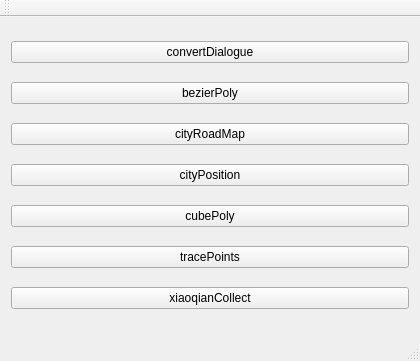
The window that QGcldTools/mainwindow.ui (luxiaodong/Qt) describes before a commit, drawn with Qt 5.
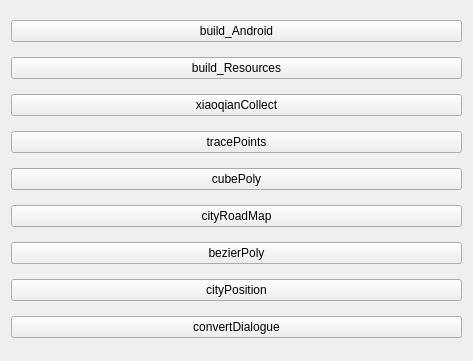
The same window after the commit.

Commit message: add build res and android interface

```diff
--- a/QGcldTools/mainwindow.ui
+++ b/QGcldTools/mainwindow.ui
@@ -6,7 +6,7 @@
    <rect>
     <x>0</x>
     <y>0</y>
-    <width>420</width>
+    <width>473</width>
     <height>361</height>
    </rect>
   </property>
@@ -15,20 +15,6 @@
   </property>
   <widget class="QWidget" name="centralWidget">
    <layout class="QGridLayout" name="gridLayout">
-    <item row="5" column="0">
-     <widget class="QPushButton" name="tracePoints">
-      <property name="text">
-       <string>tracePoints</string>
-      </property>
-     </widget>
-    </item>
-    <item row="3" column="0">
-     <widget class="QPushButton" name="cityPosition">
-      <property name="text">
-       <string>cityPosition</string>
-      </property>
-     </widget>
-    </item>
     <item row="4" column="0">
      <widget class="QPushButton" name="cubePoly">
       <property name="text">
@@ -37,54 +23,63 @@
      </widget>
     </item>
     <item row="2" column="0">
-     <widget class="QPushButton" name="cityRoadMap">
+     <widget class="QPushButton" name="xiaoqianCollect">
       <property name="text">
-       <string>cityRoadMap</string>
+       <string>xiaoqianCollect</string>
       </property>
      </widget>
     </item>
-    <item row="1" column="0">
+    <item row="6" column="0">
      <widget class="QPushButton" name="bezierPoly">
       <property name="text">
        <string>bezierPoly</string>
       </property>
      </widget>
     </item>
-    <item row="0" column="0">
+    <item row="8" column="0">
+     <widget class="QPushButton" name="cityPosition">
+      <property name="text">
+       <string>cityPosition</string>
+      </property>
+     </widget>
+    </item>
+    <item row="11" column="0">
      <widget class="QPushButton" name="convertDialogue">
       <property name="text">
        <string>convertDialogue</string>
       </property>
      </widget>
     </item>
-    <item row="6" column="0">
-     <widget class="QPushButton" name="xiaoqianCollect">
+    <item row="3" column="0">
+     <widget class="QPushButton" name="tracePoints">
       <property name="text">
-       <string>xiaoqianCollect</string>
+       <string>tracePoints</string>
+      </property>
+     </widget>
+    </item>
+    <item row="5" column="0">
+     <widget class="QPushButton" name="cityRoadMap">
+      <property name="text">
+       <string>cityRoadMap</string>
+      </property>
+     </widget>
+    </item>
+    <item row="1" column="0">
+     <widget class="QPushButton" name="build_res">
+      <property name="text">
+       <string>build_Resources</string>
+      </property>
+     </widget>
+    </item>
+    <item row="0" column="0">
+     <widget class="QPushButton" name="buildAndroid">
+      <property name="text">
+       <string>build_Android</string>
       </property>
      </widget>
     </item>
    </layout>
   </widget>
-  <widget class="QMenuBar" name="menuBar">
-   <property name="geometry">
-    <rect>
-     <x>0</x>
-     <y>0</y>
-     <width>420</width>
-     <height>22</height>
-    </rect>
-   </property>
-  </widget>
-  <widget class="QToolBar" name="mainToolBar">
-   <attribute name="toolBarArea">
-    <enum>TopToolBarArea</enum>
-   </attribute>
-   <attribute name="toolBarBreak">
-    <bool>false</bool>
-   </attribute>
-  </widget>
-  <widget class="QStatusBar" name="statusBar"/>
  </widget>
  <layoutdefault spacing="6" margin="11"/>
  <resources/>
```
The commit also changes 2 other files.
